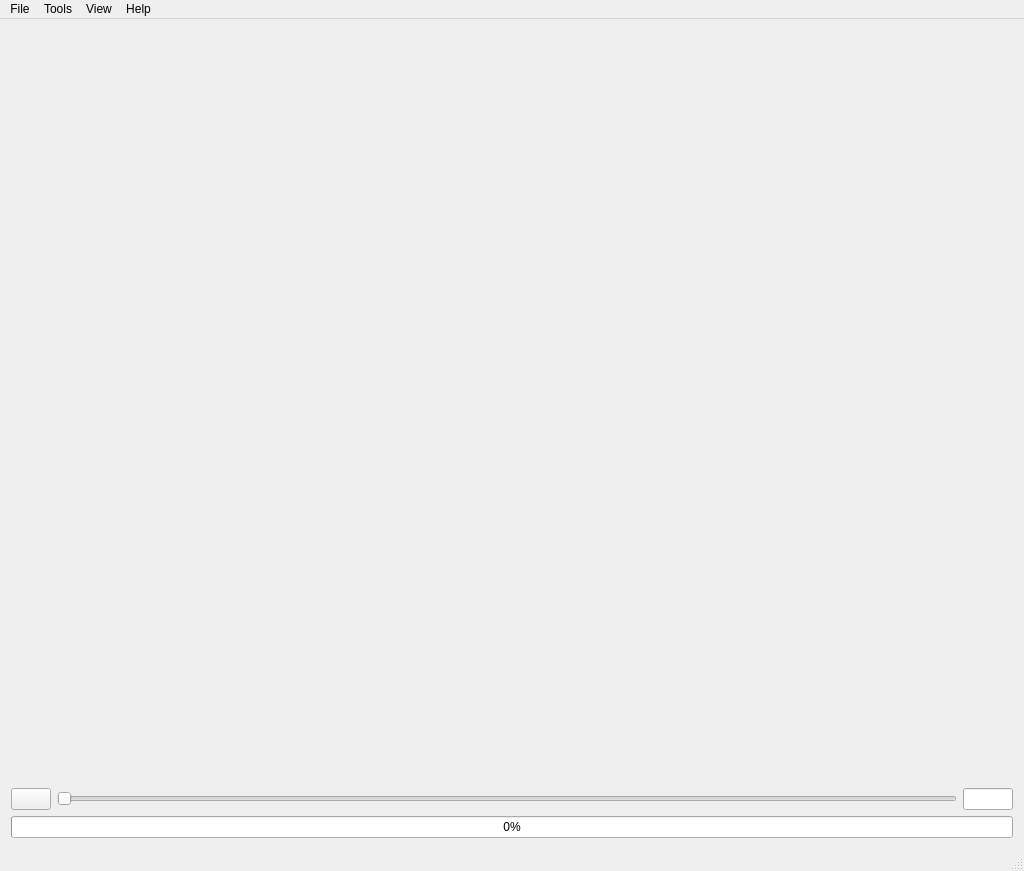
Qt form tools/gui/mainWindow.ui (brunoroy/cloudshop) before a commit.
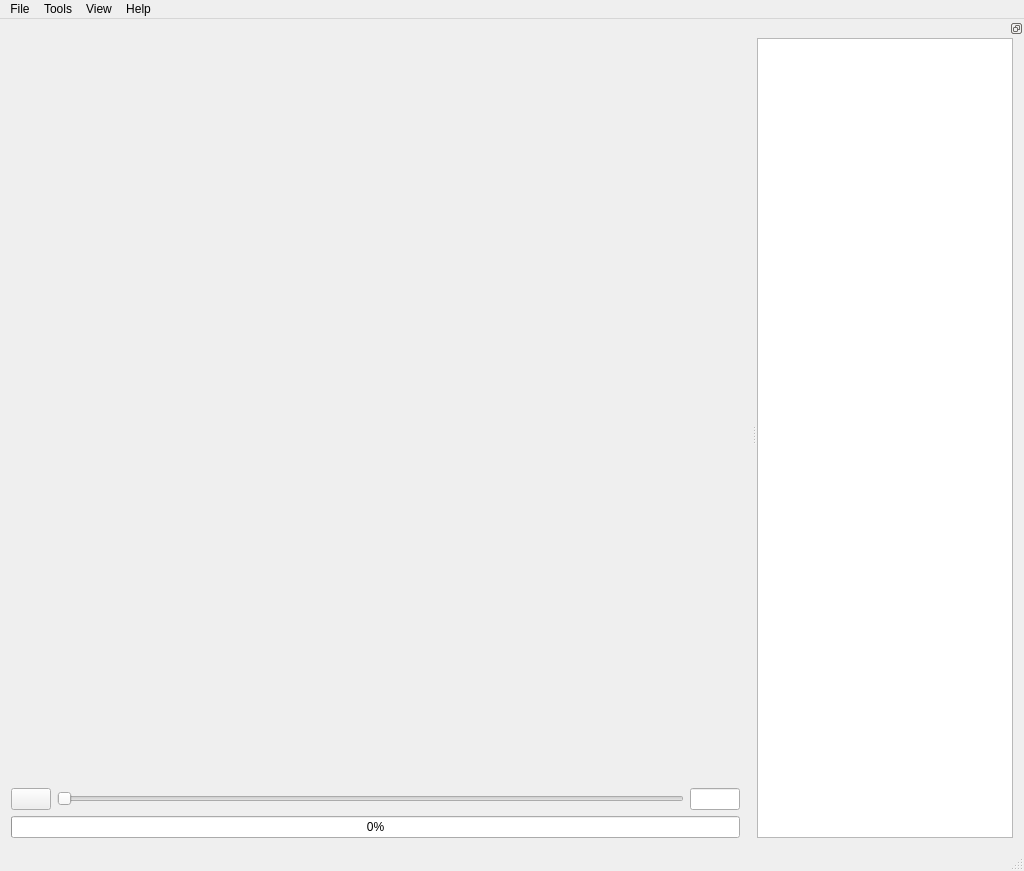
The same form after that commit.

Commit message: Added: module to import texture image with libpng.

```diff
--- a/tools/gui/mainWindow.ui
+++ b/tools/gui/mainWindow.ui
@@ -190,6 +190,30 @@
    <addaction name="menuView"/>
    <addaction name="menuAbout"/>
   </widget>
+  <widget class="QDockWidget" name="dockWidgetTexture">
+   <property name="features">
+    <set>QDockWidget::DockWidgetFloatable|QDockWidget::DockWidgetMovable</set>
+   </property>
+   <property name="allowedAreas">
+    <set>Qt::LeftDockWidgetArea|Qt::RightDockWidgetArea</set>
+   </property>
+   <attribute name="dockWidgetArea">
+    <number>2</number>
+   </attribute>
+   <widget class="QWidget" name="dockWidgetContents">
+    <layout class="QGridLayout" name="gridLayout_4">
+     <property name="leftMargin">
+      <number>0</number>
+     </property>
+     <property name="topMargin">
+      <number>0</number>
+     </property>
+     <item row="0" column="0">
+      <widget class="QListWidget" name="listTextures"/>
+     </item>
+    </layout>
+   </widget>
+  </widget>
   <action name="actionQuit">
    <property name="text">
     <string>Quit</string>
```
Left out of the diff: 112 changed lines with no effect on the pictures. The commit also changes 9 other files.
